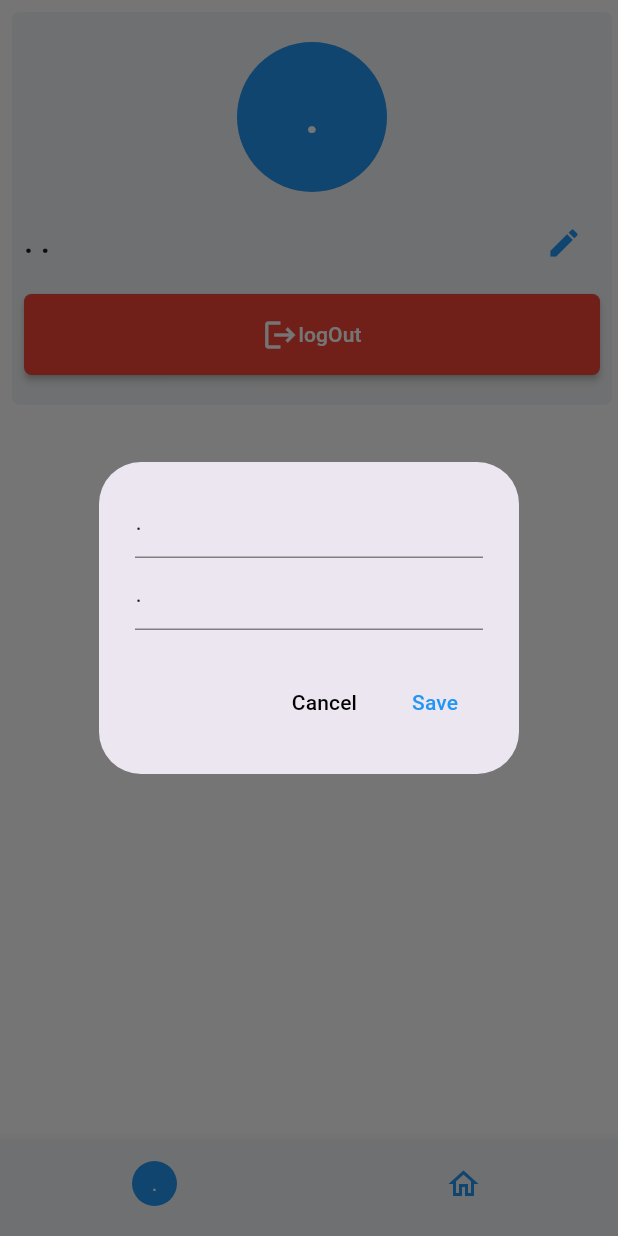
After one commit to hazemxiii/team_hive, a Flutter app: the HomePage screen opened directly, after a tap on the "edit" icon, on a phone screen of 412 x 824 dp. The commit adds this screen. Run offline on Flutter 3.47's test engine with Material 3 defaults, Android fonts, the light colour scheme and no system bars; our stand-ins replace cloud_firestore, firebase_auth, firebase_core, image_picker; accounts and stored records are empty; network calls fail.

Commit message:
add/profile page

```diff
--- a/lib/auth/login_page.dart
+++ b/lib/auth/login_page.dart
@@ -4,7 +4,7 @@ import 'package:provider/provider.dart';
 import 'package:team_hive/auth/sign_up/sign_up_page.dart';
 import 'package:team_hive/home_page.dart';
 import 'package:team_hive/service/app_colors.dart';
-import 'package:team_hive/service/firebase.dart';
+import 'package:team_hive/service/backend.dart';
 
 class LoginPage extends StatelessWidget {
   const LoginPage({super.key});
--- a/lib/main.dart
+++ b/lib/main.dart
@@ -4,7 +4,7 @@ import 'package:team_hive/auth/login_page.dart';
 import 'package:team_hive/home_page.dart';
 import 'package:team_hive/service/app_colors.dart';
 import 'package:firebase_core/firebase_core.dart';
-import 'package:team_hive/service/firebase.dart';
+import 'package:team_hive/service/backend.dart';
 import 'firebase_options.dart';
 /*
 https://www.figma.com/design/d4NRtX6iZtgDvjEW7tHr57/TeamHive?node-id=0-1&t=3OKBjxRjyCIDgUuK-1
--- a/lib/models/user.dart
+++ b/lib/models/user.dart
@@ -24,9 +24,26 @@ class MyUser {
     _teams = teams;
   }
 
+  void setName(String fName, String lName) {
+    _fName = fName;
+    _lName = lName;
+  }
+
   String get email => _email;
-  String get fName => _fName;
-  String get lName => _lName;
+  String get fName {
+    if (_fName == "") {
+      return ".";
+    }
+    return _fName;
+  }
+
+  String get lName {
+    if (_lName == "") {
+      return ".";
+    }
+    return _lName;
+  }
+
   String get uid => _uid;
   List<Team> get teams => _teams;
 }
--- /dev/null
+++ b/lib/profile_page.dart
@@ -0,0 +1,209 @@
+// ignore_for_file: file_names
+
+import 'package:flutter/material.dart';
+import 'package:provider/provider.dart';
+import 'package:team_hive/auth/login_page.dart';
+import 'package:team_hive/service/app_colors.dart';
+import 'package:team_hive/service/backend.dart';
+
+class ProfilePage extends StatefulWidget {
+  const ProfilePage({super.key});
+
+  @override
+  State<ProfilePage> createState() => _ProfilePageState();
+}
+
+class _ProfilePageState extends State<ProfilePage> {
+  late final BackendService _backend;
+
+  @override
+  void initState() {
+    _backend = context.read<BackendService>();
+    super.initState();
+  }
+
+  @override
+  Widget build(BuildContext context) {
+    return Container(
+      margin: const EdgeInsets.all(8),
+      decoration: BoxDecoration(
+          color: Style.section,
+          borderRadius: const BorderRadius.all(Radius.circular(5))),
+      constraints: const BoxConstraints(maxWidth: 400),
+      padding: const EdgeInsets.symmetric(vertical: 20, horizontal: 8),
+      child: Column(
+        mainAxisSize: MainAxisSize.min,
+        children: [
+          Container(
+              height: 100,
+              width: 100,
+              alignment: Alignment.center,
+              decoration: BoxDecoration(
+                  borderRadius: const BorderRadius.all(Radius.circular(999)),
+                  color: Style.sec),
+              child: Text(
+                _backend.user.fName[0],
+                style: TextStyle(
+                    fontWeight: FontWeight.bold,
+                    color: Style.back,
+                    fontSize: 30),
+              )),
+          Container(
+            margin: const EdgeInsets.symmetric(vertical: 10),
+            child: Row(
+              mainAxisAlignment: MainAxisAlignment.spaceBetween,
+              children: [
+                Text(
+                  "${_backend.user.fName} ${_backend.user.lName}",
+                  style: const TextStyle(
+                      fontWeight: FontWeight.bold, fontSize: 20),
+                ),
+                IconButton(
+                  color: Style.sec,
+                  onPressed: () => EditNameDialog.show(context, _backend, () {
+                    setState(() {});
+                  }),
+                  icon: const Icon(Icons.edit),
+                )
+              ],
+            ),
+          ),
+          MaterialButton(
+            color: Colors.red,
+            textColor: Style.back,
+            padding: const EdgeInsets.symmetric(vertical: 15),
+            shape: const RoundedRectangleBorder(
+                borderRadius: BorderRadius.all(Radius.circular(5))),
+            onPressed: _logout,
+            child: Container(
+              margin: const EdgeInsets.symmetric(horizontal: 10),
+              child: const Row(
+                mainAxisAlignment: MainAxisAlignment.center,
+                children: [
+                  Icon(Icons.logout),
+                  Text("logOut"),
+                ],
+              ),
+            ),
+          )
+        ],
+      ),
+    );
+  }
+
+  void _logout() async {
+    await _backend.signOut();
+    if (mounted) {
+      Navigator.of(context).pushAndRemoveUntil(
+          MaterialPageRoute(builder: (_) => const LoginPage()), (_) => false);
+    }
+  }
+}
+
+class EditNameDialog extends StatefulWidget {
+  final BackendService backend;
+  final Function onSave;
+  const EditNameDialog(
+      {super.key, required this.backend, required this.onSave});
+
+  @override
+  State<EditNameDialog> createState() => _EditNameDialogState();
+
+  static void show(
+      BuildContext context, BackendService backend, Function onSave) {
+    showDialog(
+        context: context,
+        builder: (_) => EditNameDialog(
+              onSave: onSave,
+              backend: backend,
+            ));
+  }
+}
+
+class _EditNameDialogState extends State<EditNameDialog> {
+  late final TextEditingController _fNameController;
+  late final TextEditingController _lNameController;
+  final _formKey = GlobalKey<FormState>();
+
+  final double _opacity = 0.2;
+
+  @override
+  void initState() {
+    _fNameController = TextEditingController(text: widget.backend.user.fName);
+    _lNameController = TextEditingController(text: widget.backend.user.lName);
+    super.initState();
+  }
+
+  @override
+  Widget build(BuildContext context) {
+    return AlertDialog(
+      actions: [
+        TextButton(
+            style: ButtonStyle(
+                overlayColor:
+                    WidgetStatePropertyAll(Style.main.withOpacity(_opacity)),
+                foregroundColor: WidgetStatePropertyAll(Style.main)),
+            onPressed: Navigator.of(context).pop,
+            child: const Text("Cancel")),
+        TextButton(
+            style: ButtonStyle(
+              overlayColor:
+                  WidgetStatePropertyAll(Style.sec.withOpacity(_opacity)),
+              foregroundColor: WidgetStatePropertyAll(Style.sec),
+            ),
+            onPressed: _save,
+            child: const Text("Save"))
+      ],
+      content: Form(
+        key: _formKey,
+        child: Column(
+          mainAxisSize: MainAxisSize.min,
+          children: [
+            TextFormField(
+              validator: _validator,
+              controller: _fNameController,
+              decoration: Style.getInputDecoration(
+                false,
+                hintText: "First Name",
+              ),
+            ),
+            TextFormField(
+              validator: _validator,
+              controller: _lNameController,
+              decoration: Style.getInputDecoration(
+                false,
+                hintText: "Last Name",
+              ),
+            )
+          ],
+        ),
+      ),
+    );
+  }
+
+  String? _validator(String? v) {
+    if ((v ?? "").trim() == "") {
+      return "Can't be Empty";
+    }
+    return null;
+  }
+
+  void _save() async {
+    if (!_formKey.currentState!.validate()) {
+      return;
+    }
+    String fName = _fNameController.text.trim();
+    String lName = _lNameController.text.trim();
+    bool success = await widget.backend.editDisplayName(fName, lName);
+    if (mounted) {
+      if (success) {
+        Navigator.of(context).pop();
+        widget.backend.user.setName(fName, lName);
+        widget.onSave();
+      } else {
+        ScaffoldMessenger.of(context).showSnackBar(
+            const SnackBar(content: Text("Couldn't Update Name")));
+      }
+    }
+  }
+}
--- a/lib/service/app_colors.dart
+++ b/lib/service/app_colors.dart
@@ -12,6 +12,10 @@ class Style {
   static late OutlineInputBorder _outBorderF;
   static late OutlineInputBorder _outEBorder;
   static late OutlineInputBorder _outEBorderF;
+  static late UnderlineInputBorder _underBorder;
+  static late UnderlineInputBorder _underBorderF;
+  static late UnderlineInputBorder _underEBorder;
+  static late UnderlineInputBorder _underEBorderF;
   static late TextStyle _textStyle;
 
   static void initColors() {
@@ -25,6 +29,7 @@ class Style {
         color: Color.fromARGB(255, 154, 154, 154),
         fontSize: 14,
         fontWeight: FontWeight.bold);
+
     _outBorder = OutlineInputBorder(
         borderSide: BorderSide(color: Color.lerp(_main, _back, 0.5)!));
     _outBorderF = OutlineInputBorder(borderSide: BorderSide(color: _main));
@@ -32,6 +37,15 @@ class Style {
         const OutlineInputBorder(borderSide: BorderSide(color: Colors.red));
     _outEBorderF =
         const OutlineInputBorder(borderSide: BorderSide(color: Colors.red));
+
+    _underBorder = UnderlineInputBorder(
+        borderSide: BorderSide(color: Color.lerp(_main, _back, 0.5)!));
+    _underBorderF = UnderlineInputBorder(borderSide: BorderSide(color: _main));
+    _underEBorder =
+        const UnderlineInputBorder(borderSide: BorderSide(color: Colors.red));
+    _underEBorderF =
+        const UnderlineInputBorder(borderSide: BorderSide(color: Colors.red));
+
     _textStyle = TextStyle(color: _main);
   }
 
@@ -46,10 +60,14 @@ class Style {
       Widget? suffix,
       bool isError = false}) {
     return InputDecoration(
-      enabledBorder: isOut ? (isError ? _outEBorder : _outBorder) : null,
-      focusedBorder: isOut ? (isError ? _outEBorderF : _outBorderF) : null,
-      errorBorder: isOut ? _outEBorder : null,
-      focusedErrorBorder: isOut ? _outEBorderF : null,
+      enabledBorder: isOut
+          ? (isError ? _outEBorder : _outBorder)
+          : (isError ? _underEBorder : _underBorder),
+      focusedBorder: isOut
+          ? (isError ? _outEBorderF : _outBorderF)
+          : (isError ? _underEBorderF : _underBorderF),
+      errorBorder: isOut ? _outEBorder : _underEBorder,
+      focusedErrorBorder: isOut ? _outEBorderF : _underEBorderF,
       hintText: (!isLabel && hintText != "") ? hintText : null,
       label: (isLabel && hintText != "")
           ? Text(
--- a/lib/settings_page.dart
+++ b/lib/settings_page.dart
@@ -1,7 +1,7 @@
 import 'package:flutter/material.dart';
 import 'package:provider/provider.dart';
 import 'package:team_hive/auth/login_page.dart';
-import 'package:team_hive/service/firebase.dart';
+import 'package:team_hive/service/backend.dart';
 
 class SettingsPage extends StatelessWidget {
   const SettingsPage({super.key});
--- a/lib/team_page/quiz_page/quiz_page.dart
+++ b/lib/team_page/quiz_page/quiz_page.dart
@@ -6,7 +6,7 @@ import 'package:team_hive/models/question/written_question.dart';
 import 'package:team_hive/models/quiz.dart';
 import 'package:team_hive/models/team.dart';
 import 'package:team_hive/service/app_colors.dart';
-import 'package:team_hive/service/firebase.dart';
+import 'package:team_hive/service/backend.dart';
 import 'package:team_hive/team_page/quiz_page/fab.dart';
 import 'package:team_hive/team_page/quiz_page/question_widgets.dart';
 
--- a/lib/team_page/quizzes_page.dart
+++ b/lib/team_page/quizzes_page.dart
@@ -3,7 +3,7 @@ import 'package:provider/provider.dart';
 import 'package:team_hive/models/quiz.dart';
 import 'package:team_hive/models/team.dart';
 import 'package:team_hive/service/app_colors.dart';
-import 'package:team_hive/service/firebase.dart';
+import 'package:team_hive/service/backend.dart';
 import 'package:team_hive/team_page/quiz_page/quiz_page.dart';
 
 class QuizzesPage extends StatefulWidget {
--- a/lib/teams_page/grid_row_view.dart
+++ b/lib/teams_page/grid_row_view.dart
@@ -33,6 +33,7 @@ class TeamsGridContainerWidget extends StatelessWidget {
                     color: Style.sec,
                   ),
                   Text(
+                    textAlign: TextAlign.center,
                     "Create/Join A Team",
                     style: TextStyle(
                       color: Style.sec,
@@ -110,7 +111,9 @@ class TeamsRowContainerWidget extends StatelessWidget {
             ),
             ...List.generate(
                 teams.length,
-                (i) => _rowContainer(Row(
+                (i) => _rowContainer(InkWell(
+                      onTap: () => goToTeam(teams[i]),
+                      child: Row(
                         children: [
                           Container(
                             width: 3,
@@ -130,6 +133,7 @@ class TeamsRowContainerWidget extends StatelessWidget {
                             ),
                           )
                         ],
+                      ),
                     )))
           ],
         ),
--- a/lib/teams_page/join_create_team_dialog.dart
+++ b/lib/teams_page/join_create_team_dialog.dart
@@ -4,7 +4,7 @@ import 'package:flutter/material.dart';
 import 'package:provider/provider.dart';
 import 'package:team_hive/models/team.dart';
 import 'package:team_hive/service/app_colors.dart';
-import 'package:team_hive/service/firebase.dart';
+import 'package:team_hive/service/backend.dart';
 
 class JoinCreateTeamDialog extends StatefulWidget {
   final ValueNotifier teamsNotifier;
--- a/lib/teams_page/teams_page.dart
+++ b/lib/teams_page/teams_page.dart
@@ -1,8 +1,9 @@
 import 'package:flutter/material.dart';
 import 'package:provider/provider.dart';
+import 'package:team_hive/loading_widget.dart';
 import 'package:team_hive/models/team.dart';
 import 'package:team_hive/service/app_colors.dart';
-import 'package:team_hive/service/firebase.dart';
+import 'package:team_hive/service/backend.dart';
 import 'package:team_hive/team_page/team_page.dart';
 import 'package:team_hive/teams_page/grid_row_view.dart';
 import 'package:team_hive/teams_page/join_create_team_dialog.dart';
@@ -20,7 +21,7 @@ class _TeamsPageState extends State<TeamsPage> {
   final _teamsLoadingNotifier = ValueNotifier(false);
 
   @override
-  initState() {
+  void initState() {
     _firebase = context.read();
     super.initState();
   }
@@ -91,12 +92,14 @@ class _TeamsPageState extends State<TeamsPage> {
 
   void _goToTeam(Team team) async {
     if (team.quizzes.isEmpty) {
+      LoadingWidget.show(context);
       team.updateQuizzes(
           await _firebase.getQuizzesDisplayData(
               team.id, team.isOwner(_firebase.user)),
           false);
     }
     if (mounted) {
+      Navigator.pop(context);
       Navigator.of(context).push(MaterialPageRoute(
           builder: (_) => TeamPage(
                 team: team,
```
Also changed, not shown: lib/auth/sign_up/sign_up_page.dart (+18 -2 lines), lib/auth/sign_up/verify_wait.dart (added, +124 -0 lines), lib/home_page.dart (+7 -11 lines), lib/loading_widget.dart (added, +28 -0 lines), lib/models/sign_up.dart (+8 -0 lines), lib/nav_bars.dart (+20 -19 lines), lib/service/backend.dart (renamed from lib/service/firebase.dart, +33 -40 lines), lib/team_page/team_page.dart (+6 -1 lines). Lines whose indentation alone changed are shown as unchanged.
